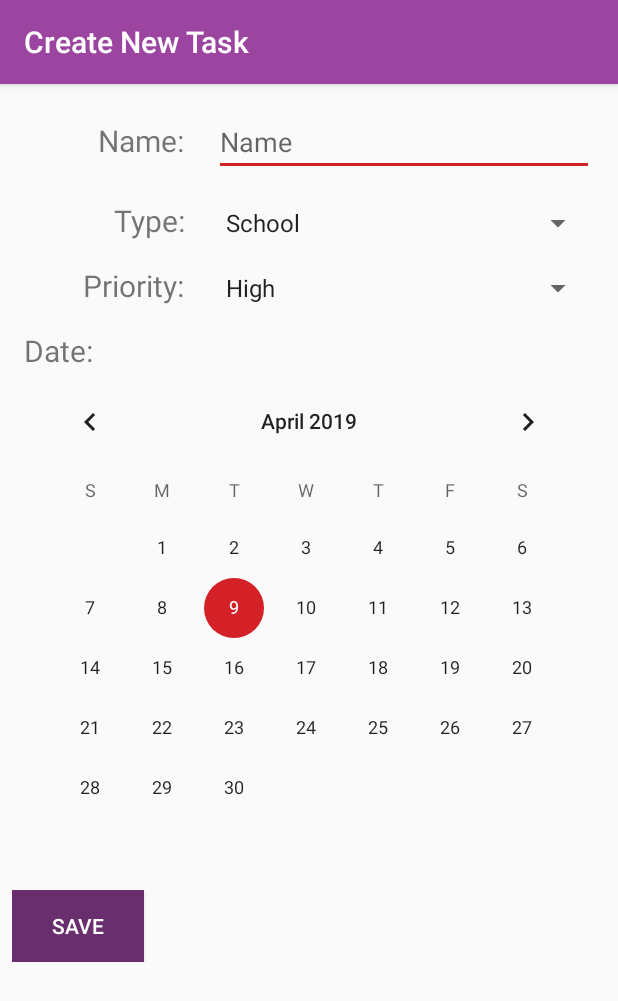
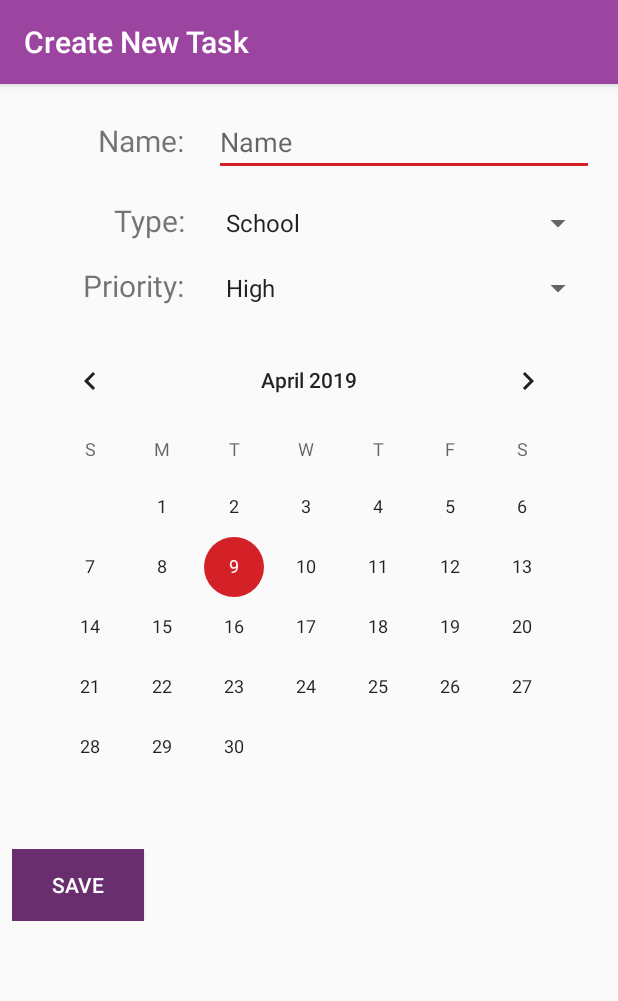
Before and after one commit to greenstack/yatm, an Android app: the ListDataActivity screen opened directly, with no data from a screen before it, on a phone screen of 412 x 824 dp. Shown: the top 1001 px of the screen. Run offline under Robolectric (Android 15) with nearby library versions, the phone set to English and light mode, and no system bars; 2 statements that could not run were skipped.

Commit message:
Changed layout of create task

```diff
--- a/app/src/main/res/layout/set_up_list.xml
+++ b/app/src/main/res/layout/set_up_list.xml
@@ -78,15 +78,6 @@
         android:orientation="vertical"
         android:padding="8dp">
 
-        <TextView
-            android:id="@+id/date_text"
-            android:layout_width="wrap_content"
-            android:layout_height="wrap_content"
-            android:layout_weight="1"
-            android:layout_marginRight="20dp"
-            android:text="@string/list_setup_date"
-            android:textSize="20sp" />
-
         <CalendarView
             android:id="@+id/calendarView"
             android:layout_width="match_parent"
```
